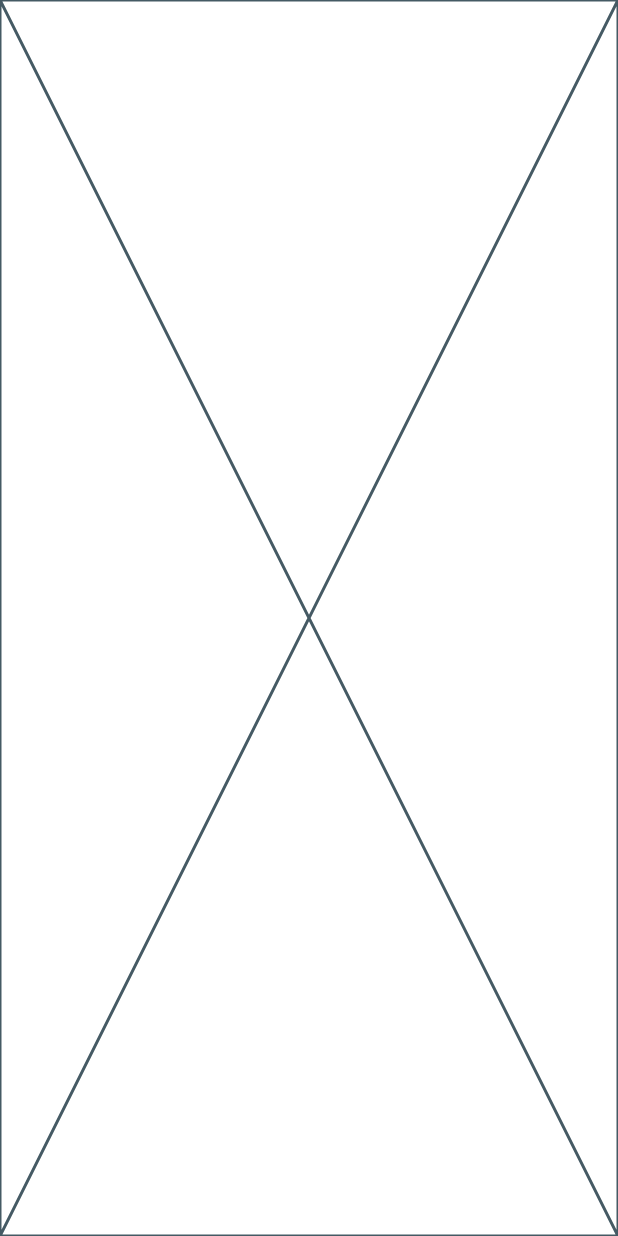
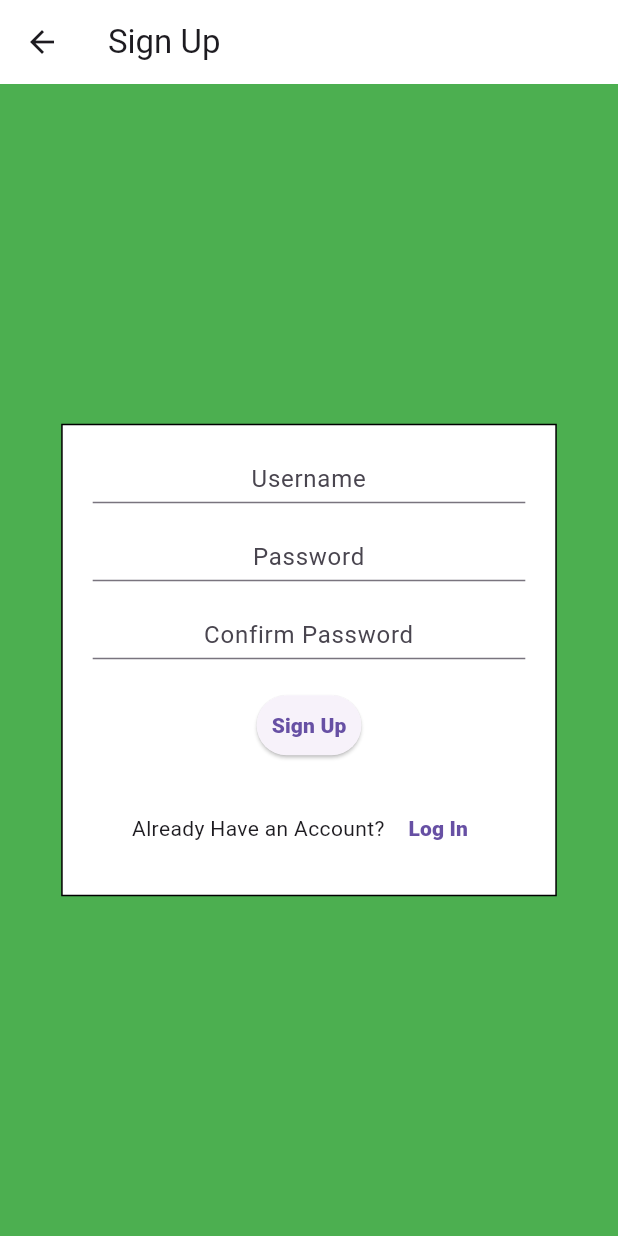
Before and after one commit to Pirkhs/ParPal, a Flutter app: the screen it shows after launch, after a tap on "Log In", after a tap on "Sign Up", on a phone screen of 412 x 824 dp. Run offline on Flutter 3.47's test engine with Material 3 defaults, Android fonts, the light colour scheme and no system bars; our stand-ins replace sqflite; accounts and stored records are empty.

Commit message:
sign up page layout and basic form validation

```diff
--- a/lib/sign_up.dart
+++ b/lib/sign_up.dart
@@ -1,10 +1,139 @@
 import 'package:flutter/material.dart';
+import 'package:parpal/login.dart';
+import 'package:parpal/styled_btn.dart';
 
-class SignUp extends StatelessWidget {
+class SignUp extends StatefulWidget {
   const SignUp({super.key});
 
   @override
+  State<SignUp> createState() => _SignUpState();
+}
+
+class _SignUpState extends State<SignUp> {
+
+  final _signUpFormGlobalKey = GlobalKey<FormState>();
+
+  String usernameInput = "";
+  String passwordInput = "";
+  String confirmPasswordInput = "";
+
+  bool passwordsMatch = true;
+
+  @override
   Widget build(BuildContext context) {
-    return const Placeholder();
+    return Scaffold(
+      appBar: AppBar(
+        title: const Text("Sign Up")
+      ),
+      body: Center(
+          child: Column(
+            mainAxisAlignment: MainAxisAlignment.center,
+            children: [
+              Container(
+                decoration: BoxDecoration(
+                  color: Colors.white,
+                  border: Border.all(color: Colors.black),
+                ),
+                padding: const EdgeInsets.all(20),
+                child: Form(
+                  key: _signUpFormGlobalKey,
+                  child: SizedBox(
+                    width: MediaQuery.of(context).size.width * 0.7,
+                    child: Column(
+                      children: [
+                        TextFormField(
+                            keyboardType: TextInputType.text,
+                            textAlign: TextAlign.center,
+                            decoration: const InputDecoration(
+                              hintText: "Username",
+                              isDense: true,
+                            ),
+                            validator: (username) {
+                              if (username == null || username.isEmpty) return 'Username not provided';
+                              if (username.length <= 2) return "Minimum 3 characters";
+                              return null;
+                            },
+                            onSaved: (username) {usernameInput = username!;}
+                          ),
+
+                        const SizedBox(height: 20),
+
+                        TextFormField(
+                          keyboardType: TextInputType.visiblePassword,
+                          obscureText: true,
+                          textAlign: TextAlign.center,
+                          decoration: const InputDecoration(
+                            hintText: "Password",
+                            isDense: true,
+                          ),
+                          validator: (password) {
+                            if (password == null || password.isEmpty) return 'Password not provided';
+                            if (password.length <= 5) return "Minimum 6 characters";
+                            return null;
+                          },
+                          onSaved: (password) {passwordInput = password!;}
+                        ),
+
+                        const SizedBox(height: 20),
+
+                        TextFormField(
+                          keyboardType: TextInputType.visiblePassword,
+                          obscureText: true,
+                          textAlign: TextAlign.center,
+                          decoration: const InputDecoration(
+                            hintText: "Confirm Password",
+                            isDense: true,
+                          ),
+                          validator: (password) {
+                            if (password == null || password.isEmpty) return 'Password not provided';
+                            if (password.length <= 5) return "Minimum 6 characters";
+                            return null;
+                          },
+                          onSaved: (confirmPassword) {confirmPasswordInput = confirmPassword!;}
+                        ),
+
+                        const SizedBox(height: 20),
+
+                        StyledButton (onPressed: () {
+                          if (_signUpFormGlobalKey.currentState!.validate()) {
+
+                            _signUpFormGlobalKey.currentState!.save();
+
+                            if (passwordInput != confirmPasswordInput) {
+                              _signUpFormGlobalKey.currentState!.reset();
+                              setState(() { passwordsMatch = false; });
+                              return;
+                            }
+
+                              Navigator.push(
+                              context,
+                              MaterialPageRoute(
+                                  builder: (context) => const Login()),
+                              );
+                          }
+                        }, text: "Sign Up"),
+
+                        passwordsMatch ? const Text("") : const Text("Passwords do not match. Please try again", style: TextStyle(color: Colors.red)),
+
+                        Row(
+                          mainAxisAlignment: MainAxisAlignment.center,
+                          children: [
+                          const Text("Already Have an Account? "),
+                          TextButton(
+                            onPressed: () {
+                               Navigator.pop(context);
+                            },
+                            child: Text("Log In", style: buttonTextStyle)
+                          ),
+                        ]),
+                      ]
+                    ),
+                  ),
+                )
+              )
+            ]
+        )
+      ),
+    );
   }
 }
```
